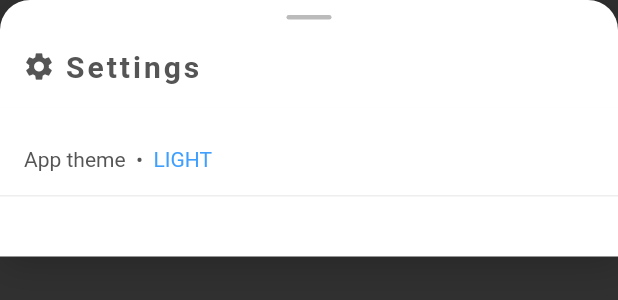
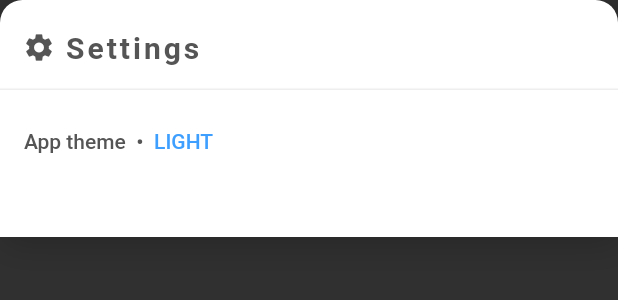
Before and after one commit to 065rsh/jots_mobile, a Flutter app: the SettingsSheet widget shown alone on an empty page, opened directly with empty values, on a phone screen of 412 x 824 dp. Shown: the top 300 px of the screen. Run offline on Flutter 3.47's test engine with Material 2 defaults, Android fonts, the phone set to English and light mode, and no system bars; our stand-ins replace cloud_firestore, dotted_border, firebase_auth, firebase_storage, flutter_local_notifications, flutter_spinkit and 5 more; accounts and stored records are empty.

```diff
--- a/lib/screens/home/settingsSheet.dart
+++ b/lib/screens/home/settingsSheet.dart
@@ -42,26 +42,13 @@ class _SettingsSheetState extends State<SettingsSheet> {
           )
         ],
         borderRadius: BorderRadius.only(
-          topLeft: Radius.circular(20),
-          topRight: Radius.circular(20),
+          topLeft: Radius.circular(15),
+          topRight: Radius.circular(15),
         ),
       ),
       child: Column(
         mainAxisSize: MainAxisSize.min,
         children: <Widget>[
-          // # Drag logo
-          Align(
-            alignment: Alignment.center,
-            child: Container(
-              width: 30,
-              height: 3,
-              margin: EdgeInsets.only(top: 10),
-              decoration: BoxDecoration(
-                color: themex.hintColor,
-                borderRadius: BorderRadius.circular(10),
-              ),
-            ),
-          ),
           Container(
             decoration: BoxDecoration(
               border: Border(
@@ -91,13 +78,14 @@ class _SettingsSheetState extends State<SettingsSheet> {
               ],
             ),
           ),
+          // # Divider
+          Container(
+            color: themex.dividerColor,
+            // width: 350,
+            height: 1,
+          ),
           // # Change theme button
           Container(
-            decoration: BoxDecoration(
-              border: Border(
-                bottom: BorderSide(color: themex.dividerColor),
-              ),
-            ),
             margin: EdgeInsets.only(top: 10, bottom: 40),
             child: FlatButton(
               onPressed: () {
@@ -112,14 +100,12 @@ class _SettingsSheetState extends State<SettingsSheet> {
                     "App theme  •  ",
                     style: TextStyle(
                       color: themex.textTheme.headline1.color,
-                      fontWeight: FontWeight.w400,
                     ),
                   ),
                   Text(
                     isDarkThemeEnabled ? "DARK" : "LIGHT",
                     style: TextStyle(
                       color: themeblue,
-                      fontWeight: FontWeight.w400,
                     ),
                   ),
                 ],
--- a/lib/screens/home/taskSheet.dart
+++ b/lib/screens/home/taskSheet.dart
@@ -134,8 +134,8 @@ class _TaskSheetState extends State<TaskSheet> with TickerProviderStateMixin {
           )
         ],
         borderRadius: BorderRadius.only(
-          topLeft: Radius.circular(20),
-          topRight: Radius.circular(20),
+          topLeft: Radius.circular(15),
+          topRight: Radius.circular(15),
         ),
       ),
       child: AnimatedPadding(
@@ -902,7 +902,7 @@ class _TaskSheetState extends State<TaskSheet> with TickerProviderStateMixin {
     if (dragVelocity.abs() >= 365.0) {
       int currentPageIndex = pageIds.indexOf(selectedPageIdToAddTask);
 
-      if (dragVelocity < 0 && currentPageIndex != pageIds.length) {
+      if (dragVelocity < 0 && currentPageIndex != widget.pages.length) {
         setState(() {
           selectedPageIdToAddTask = pageIds[currentPageIndex + 1];
         });
```
Also changed, not shown: lib/screens/home/addTagsSheet.dart (+11 -5 lines).
